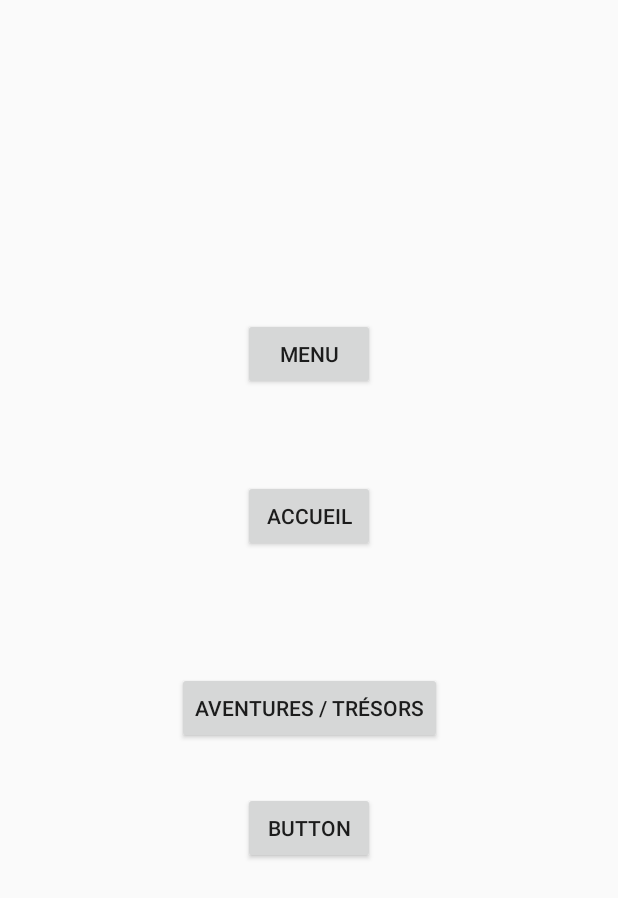
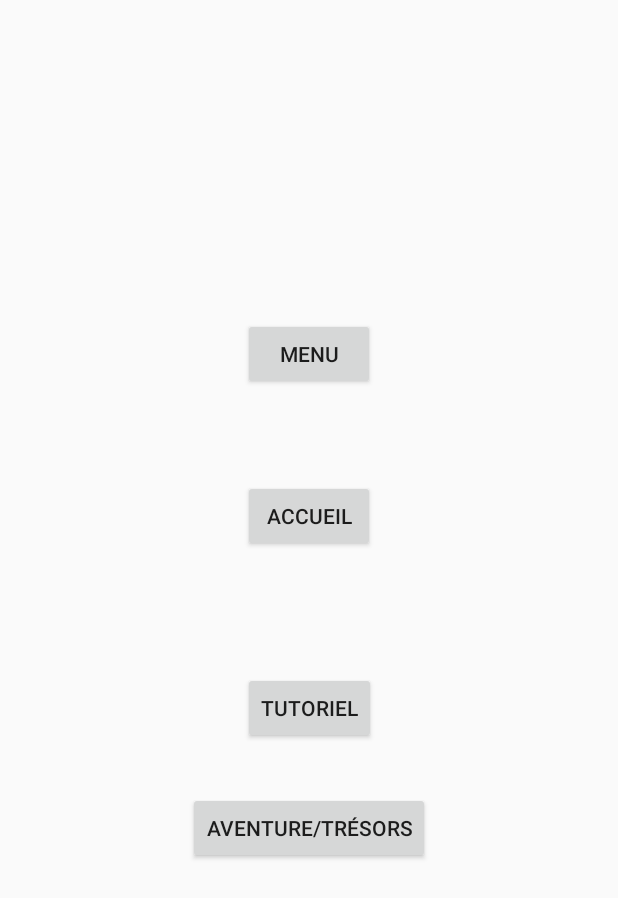
Before and after one commit to WildCodeSchool/toulouse-0219-android-seeknwild, an Android app: the screen it shows after launch (MainActivity), on a phone screen of 412 x 824 dp. Shown: the top 898 px of the screen. Run offline under Robolectric (Android 15) with nearby library versions, the phone set to English and light mode, and no system bars.

Commit message:
Version final Tuto avec MAJ de dev

```diff
--- a/app/src/main/res/layout/activity_main.xml
+++ b/app/src/main/res/layout/activity_main.xml
@@ -31,7 +31,7 @@
         android:layout_width="wrap_content"
         android:layout_height="wrap_content"
         android:layout_marginTop="32dp"
-        android:text="@string/but"
+        android:text="@string/aventure_tr_sors"
         app:layout_constraintEnd_toEndOf="parent"
         app:layout_constraintHorizontal_bias="0.501"
         app:layout_constraintStart_toStartOf="parent"
@@ -42,7 +42,7 @@
         android:layout_width="wrap_content"
         android:layout_height="wrap_content"
         android:layout_marginTop="80dp"
-        android:text="@string/aventures_tr_sors"
+        android:text="@string/tutoriel"
         app:layout_constraintEnd_toEndOf="parent"
         app:layout_constraintStart_toStartOf="parent"
         app:layout_constraintTop_toBottomOf="@+id/button" />
--- a/app/src/main/res/values/strings.xml
+++ b/app/src/main/res/values/strings.xml
@@ -33,8 +33,8 @@
     <string name="cest_parti">C\'EST PARTI</string>
     <string name="suiv_ant">SUIVANT</string>
     <string name="le_tresor">Le trésor se cache ici</string>
-    <string name="tresor">Le trésor se cache ici</string>
-    <string name="aventures_tr_sors">Aventures / Trésors</string>
+    <string name="accueil">Accueil</string>
     <string name="menu">Menu</string>
-    <string name="accueil">Accueil</string>
+    <string name="aventure_tr_sors">Aventure/trésors</string>
+    <string name="tutoriel">Tutoriel</string>
 </resources>
```
